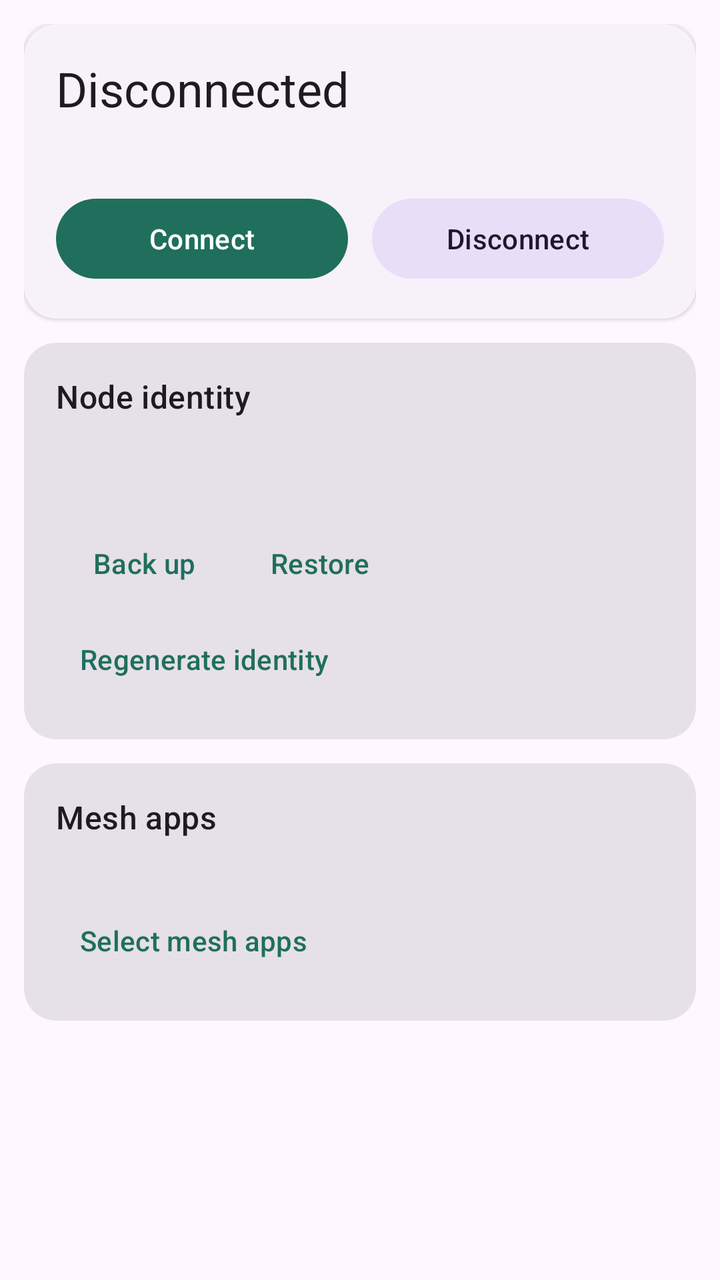
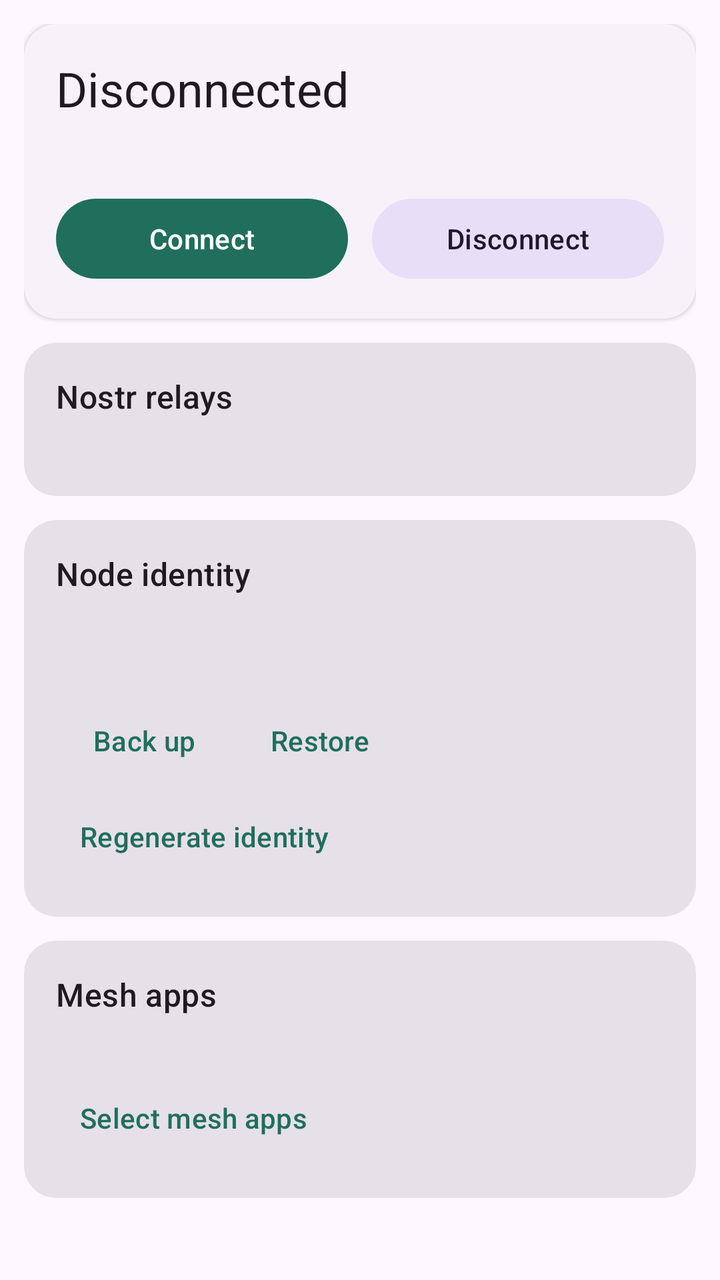

An Android layout rendered at two revisions. The XML below is the earlier revision; the diff shows what the commit changed to produce the second picture.
<!-- AndroidManifest.xml: application theme Theme.Fips -->
<!-- res/layout/fragment_overview.xml -->
<?xml version="1.0" encoding="utf-8"?>
<ScrollView xmlns:android="http://schemas.android.com/apk/res/android"
    xmlns:app="http://schemas.android.com/apk/res-auto"
    android:layout_width="match_parent"
    android:layout_height="match_parent"
    android:clipToPadding="false"
    android:paddingHorizontal="12dp"
    android:paddingTop="12dp"
    android:paddingBottom="88dp">

    <LinearLayout
        android:layout_width="match_parent"
        android:layout_height="wrap_content"
        android:orientation="vertical">

        
        <com.google.android.material.card.MaterialCardView
            style="@style/Widget.Material3.CardView.Elevated"
            android:layout_width="match_parent"
            android:layout_height="wrap_content"
            android:layout_marginBottom="12dp"
            app:cardCornerRadius="16dp">

            <LinearLayout
                android:layout_width="match_parent"
                android:layout_height="wrap_content"
                android:orientation="vertical"
                android:padding="16dp">

                <TextView
                    android:id="@+id/status_headline"
                    android:layout_width="wrap_content"
                    android:layout_height="wrap_content"
                    android:text="Disconnected"
                    android:textAppearance="?attr/textAppearanceHeadlineSmall" />

                <TextView
                    android:id="@+id/status_detail"
                    android:layout_width="match_parent"
                    android:layout_height="wrap_content"
                    android:layout_marginTop="4dp"
                    android:textAppearance="?attr/textAppearanceBodyMedium"
                    android:textColor="?android:attr/textColorSecondary" />

                <LinearLayout
                    android:layout_width="match_parent"
                    android:layout_height="wrap_content"
                    android:layout_marginTop="12dp"
                    android:orientation="horizontal">

                    <com.google.android.material.button.MaterialButton
                        android:id="@+id/connect"
                        android:layout_width="0dp"
                        android:layout_height="wrap_content"
                        android:layout_weight="1"
                        android:layout_marginEnd="6dp"
                        android:text="Connect" />

                    <com.google.android.material.button.MaterialButton
                        android:id="@+id/disconnect"
                        style="@style/Widget.Material3.Button.TonalButton"
                        android:layout_width="0dp"
                        android:layout_height="wrap_content"
                        android:layout_weight="1"
                        android:layout_marginStart="6dp"
                        android:text="Disconnect" />
                </LinearLayout>
            </LinearLayout>
        </com.google.android.material.card.MaterialCardView>

        
        <com.google.android.material.card.MaterialCardView
            android:id="@+id/battery_card"
            style="@style/Widget.Material3.CardView.Filled"
            android:layout_width="match_parent"
            android:layout_height="wrap_content"
            android:layout_marginBottom="12dp"
            android:visibility="gone"
            app:cardCornerRadius="16dp">

            <LinearLayout
                android:layout_width="match_parent"
                android:layout_height="wrap_content"
                android:orientation="vertical"
                android:padding="16dp">

                <TextView
                    android:layout_width="wrap_content"
                    android:layout_height="wrap_content"
                    android:text="Keep the mesh alive in the background"
                    android:textAppearance="?attr/textAppearanceTitleMedium" />

                <TextView
                    android:layout_width="match_parent"
                    android:layout_height="wrap_content"
                    android:layout_marginTop="4dp"
                    android:text="Android's battery optimisation freezes this app when the screen is off, which drops the mesh until you open it again. Exempting FIPS keeps the node connected."
                    android:textAppearance="?attr/textAppearanceBodySmall"
                    android:textColor="?attr/colorOnSurfaceVariant" />

                <LinearLayout
                    android:layout_width="match_parent"
                    android:layout_height="wrap_content"
                    android:layout_marginTop="4dp"
                    android:orientation="horizontal">

                    <com.google.android.material.button.MaterialButton
                        android:id="@+id/battery_allow"
                        style="@style/Widget.Material3.Button.TextButton"
                        android:layout_width="wrap_content"
                        android:layout_height="wrap_content"
                        android:text="Allow" />

                    <com.google.android.material.button.MaterialButton
                        android:id="@+id/battery_dismiss"
                        style="@style/Widget.Material3.Button.TextButton"
                        android:layout_width="wrap_content"
                        android:layout_height="wrap_content"
                        android:text="Not now" />
                </LinearLayout>
            </LinearLayout>
        </com.google.android.material.card.MaterialCardView>

        
        <com.google.android.material.card.MaterialCardView
            style="@style/Widget.Material3.CardView.Filled"
            android:layout_width="match_parent"
            android:layout_height="wrap_content"
            android:layout_marginBottom="12dp"
            app:cardCornerRadius="16dp">

            <LinearLayout
                android:layout_width="match_parent"
                android:layout_height="wrap_content"
                android:orientation="vertical"
                android:padding="16dp">

                <TextView
                    android:layout_width="wrap_content"
                    android:layout_height="wrap_content"
                    android:text="Node identity"
                    android:textAppearance="?attr/textAppearanceTitleMedium" />

                <TextView
                    android:id="@+id/identity_npub"
                    android:layout_width="match_parent"
                    android:layout_height="wrap_content"
                    android:layout_marginTop="8dp"
                    android:fontFamily="monospace"
                    android:textSize="12sp"
                    android:textIsSelectable="true" />

                <TextView
                    android:id="@+id/identity_address"
                    android:layout_width="match_parent"
                    android:layout_height="wrap_content"
                    android:layout_marginTop="4dp"
                    android:fontFamily="monospace"
                    android:textSize="12sp"
                    android:textIsSelectable="true" />

                <LinearLayout
                    android:layout_width="match_parent"
                    android:layout_height="wrap_content"
                    android:layout_marginTop="4dp"
                    android:orientation="horizontal">

                    <com.google.android.material.button.MaterialButton
                        android:id="@+id/backup_identity"
                        style="@style/Widget.Material3.Button.TextButton"
                        android:layout_width="wrap_content"
                        android:layout_height="wrap_content"
                        android:text="Back up" />

                    <com.google.android.material.button.MaterialButton
                        android:id="@+id/restore_identity"
                        style="@style/Widget.Material3.Button.TextButton"
                        android:layout_width="wrap_content"
                        android:layout_height="wrap_content"
                        android:text="Restore" />
                </LinearLayout>

                <com.google.android.material.button.MaterialButton
                    android:id="@+id/regenerate"
                    style="@style/Widget.Material3.Button.TextButton"
                    android:layout_width="wrap_content"
                    android:layout_height="wrap_content"
                    android:text="Regenerate identity" />
            </LinearLayout>
        </com.google.android.material.card.MaterialCardView>

        
        <com.google.android.material.card.MaterialCardView
            style="@style/Widget.Material3.CardView.Filled"
            android:layout_width="match_parent"
            android:layout_height="wrap_content"
            app:cardCornerRadius="16dp">

            <LinearLayout
                android:layout_width="match_parent"
                android:layout_height="wrap_content"
                android:orientation="vertical"
                android:padding="16dp">

                <TextView
                    android:layout_width="wrap_content"
                    android:layout_height="wrap_content"
                    android:text="Mesh apps"
                    android:textAppearance="?attr/textAppearanceTitleMedium" />

                <TextView
                    android:id="@+id/mesh_apps_summary"
                    android:layout_width="match_parent"
                    android:layout_height="wrap_content"
                    android:layout_marginTop="4dp"
                    android:textAppearance="?attr/textAppearanceBodyMedium"
                    android:textColor="?android:attr/textColorSecondary" />

                <com.google.android.material.button.MaterialButton
                    android:id="@+id/pick_apps"
                    style="@style/Widget.Material3.Button.TextButton"
                    android:layout_width="wrap_content"
                    android:layout_height="wrap_content"
                    android:layout_marginTop="4dp"
                    android:text="Select mesh apps" />
            </LinearLayout>
        </com.google.android.material.card.MaterialCardView>
    </LinearLayout>
</ScrollView>
<!-- resources referenced by this layout -->
<resources>
  <style name="Theme.Fips" parent="Theme.Material3.DayNight.NoActionBar">
          <item name="colorPrimary">@color/fips_primary</item>
          <item name="colorOnPrimary">@color/fips_on_primary</item>
          <item name="colorPrimaryContainer">@color/fips_primary_container</item>
          <item name="colorOnPrimaryContainer">@color/fips_on_primary_container</item>
          <item name="colorSecondary">@color/fips_secondary</item>
          <item name="android:statusBarColor">?attr/colorSurface</item>
      </style>
  <color name="fips_primary">#1F6F5C</color>
  <color name="fips_on_primary">#FFFFFF</color>
  <color name="fips_primary_container">#A6F2DC</color>
  <color name="fips_on_primary_container">#002019</color>
  <color name="fips_secondary">#4A635B</color>
</resources>

<!-- the commit's change to res/layout/fragment_overview.xml (unified diff, before → after) -->
@@ -138,6 +138,45 @@
                 <TextView
                     android:layout_width="wrap_content"
                     android:layout_height="wrap_content"
+                    android:text="Nostr relays"
+                    android:textAppearance="?attr/textAppearanceTitleMedium" />
+
+                <TextView
+                    android:id="@+id/relays_summary"
+                    android:layout_width="match_parent"
+                    android:layout_height="wrap_content"
+                    android:layout_marginTop="4dp"
+                    android:textAppearance="?attr/textAppearanceBodyMedium"
+                    android:textColor="?android:attr/textColorSecondary" />
+
+                <TextView
+                    android:id="@+id/relays_list"
+                    android:layout_width="match_parent"
+                    android:layout_height="wrap_content"
+                    android:layout_marginTop="8dp"
+                    android:fontFamily="monospace"
+                    android:textSize="12sp"
+                    android:visibility="gone" />
+            </LinearLayout>
+        </com.google.android.material.card.MaterialCardView>
+
+        
+        <com.google.android.material.card.MaterialCardView
+            style="@style/Widget.Material3.CardView.Filled"
+            android:layout_width="match_parent"
+            android:layout_height="wrap_content"
+            android:layout_marginBottom="12dp"
+            app:cardCornerRadius="16dp">
+
+            <LinearLayout
+                android:layout_width="match_parent"
+                android:layout_height="wrap_content"
+                android:orientation="vertical"
+                android:padding="16dp">
+
+                <TextView
+                    android:layout_width="wrap_content"
+                    android:layout_height="wrap_content"
                     android:text="Node identity"
                     android:textAppearance="?attr/textAppearanceTitleMedium" />
 
